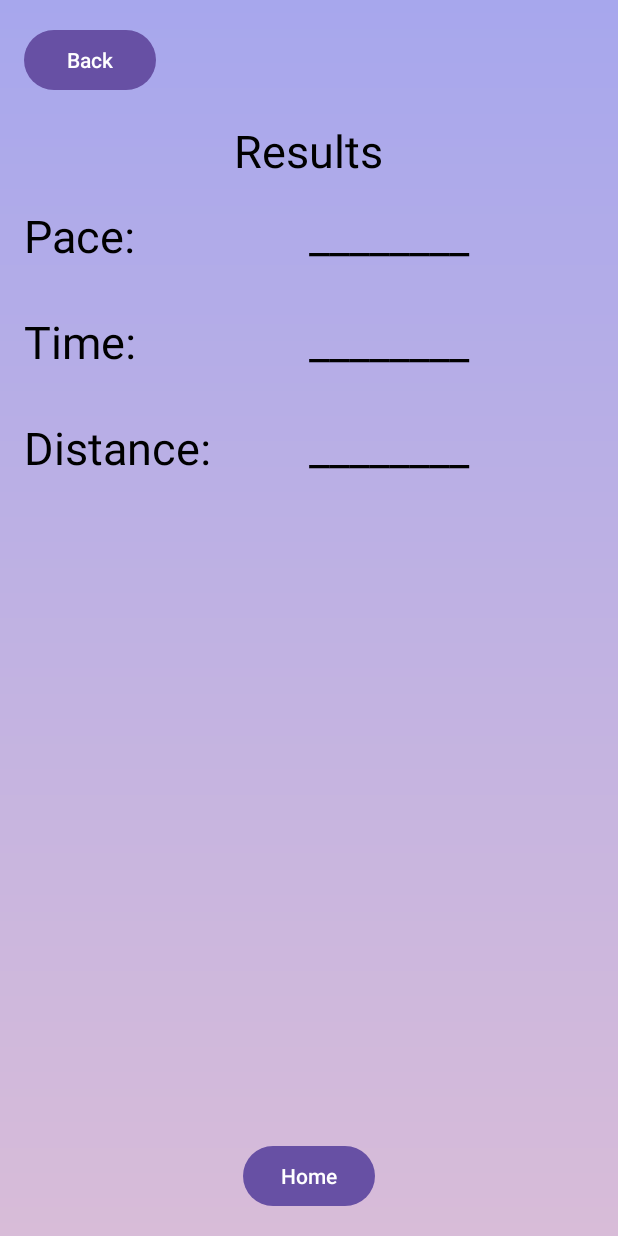
After one commit to ddavidd-lim/Helth, an Android app: the ResultsActivity screen opened directly, with no data from a screen before it, on a phone screen of 412 x 824 dp. The commit adds this screen. Run offline under Robolectric (Android 15) with nearby library versions, the phone set to English and light mode, and no system bars.

Commit message:
Added ResultsActivity

```diff
--- a/app/src/main/AndroidManifest.xml
+++ b/app/src/main/AndroidManifest.xml
@@ -12,6 +12,9 @@
         android:supportsRtl="true"
         android:theme="@style/Theme.Helth"
         tools:targetApi="31">
+        <activity
+            android:name=".ResultsActivity"
+            android:exported="false" />
         <activity
             android:name=".RecommendationActivity"
             android:exported="false" />
--- a/app/src/main/java/com/cs125/helth/RecommendationActivity.java
+++ b/app/src/main/java/com/cs125/helth/RecommendationActivity.java
@@ -27,7 +27,7 @@ public class RecommendationActivity extends AppCompatActivity {
     }
     public void calculate() {
         finish();
-        Intent NewPage = new Intent(RecommendationActivity.this, WelcomeActivity.class);
+        Intent NewPage = new Intent(RecommendationActivity.this, ResultsActivity.class);
         startActivity(NewPage);
     }
 }
--- /dev/null
+++ b/app/src/main/java/com/cs125/helth/ResultsActivity.java
@@ -0,0 +1,33 @@
+package com.cs125.helth;
+
+import androidx.appcompat.app.AppCompatActivity;
+
+import android.content.Intent;
+import android.os.Bundle;
+import android.widget.Button;
+
+public class ResultsActivity extends AppCompatActivity {
+
+    @Override
+    protected void onCreate(Bundle savedInstanceState) {
+        super.onCreate(savedInstanceState);
+        setContentView(R.layout.activity_results);
+
+        Button back = (Button) findViewById(R.id.back_button);
+        back.setOnClickListener(view -> back());
+
+        Button home = (Button) findViewById(R.id.home_button);
+        home.setOnClickListener(view -> home());
+    }
+
+    public void back() {
+        finish();
+        Intent NewPage = new Intent(ResultsActivity.this, RecommendationActivity.class);
+        startActivity(NewPage);
+    }
+    public void home() {
+        finish();
+        Intent NewPage = new Intent(ResultsActivity.this, WelcomeActivity.class);
+        startActivity(NewPage);
+    }
+}
--- /dev/null
+++ b/app/src/main/res/layout/activity_results.xml
@@ -0,0 +1,119 @@
+<?xml version="1.0" encoding="utf-8"?>
+<RelativeLayout xmlns:android="http://schemas.android.com/apk/res/android"
+    android:layout_width="match_parent"
+    android:layout_height="match_parent"
+    android:background="@drawable/gradient_background"
+    android:padding="16dp">
+
+    <Button
+        android:id="@+id/back_button"
+        android:layout_width="wrap_content"
+        android:layout_height="wrap_content"
+        android:text="Back"
+        android:layout_alignParentStart="true"
+        android:layout_marginBottom="16dp" />
+
+    <TextView
+        android:id="@+id/title"
+        android:layout_width="wrap_content"
+        android:layout_height="wrap_content"
+        android:text="Results"
+        android:textSize="30sp"
+        android:textColor="#000000"
+        android:layout_centerHorizontal="true"
+        android:layout_below="@id/back_button"
+        android:layout_marginBottom="16dp" />
+
+    <LinearLayout
+        android:layout_width="395dp"
+        android:layout_height="430dp"
+        android:layout_below="@id/title"
+        android:orientation="vertical">
+
+        <LinearLayout
+            android:layout_width="match_parent"
+            android:layout_height="wrap_content"
+            android:layout_marginBottom="30dp"
+            android:orientation="horizontal">
+
+            <TextView
+                android:id="@+id/pace_label"
+                android:layout_width="0dp"
+                android:layout_height="wrap_content"
+                android:layout_weight="1"
+                android:text="Pace:"
+                android:textColor="#000000"
+                android:textSize="30sp" />
+
+            <TextView
+                android:id="@+id/pace_value"
+                android:layout_width="0dp"
+                android:layout_height="wrap_content"
+                android:layout_weight="1"
+                android:text="________"
+                android:textColor="#000000"
+                android:textSize="30sp" />
+        </LinearLayout>
+
+        <!-- Repeat for "Time Goal" and "Distance Goal" -->
+        <LinearLayout
+            android:layout_width="match_parent"
+            android:layout_height="wrap_content"
+            android:layout_marginBottom="30dp"
+            android:orientation="horizontal">
+
+            <TextView
+                android:id="@+id/time_label"
+                android:layout_width="0dp"
+                android:layout_height="wrap_content"
+                android:layout_weight="1"
+                android:text="Time:"
+                android:textColor="#000000"
+                android:textSize="30sp" />
+
+            <TextView
+                android:id="@+id/time_value"
+                android:layout_width="0dp"
+                android:layout_height="wrap_content"
+                android:layout_weight="1"
+                android:text="________"
+                android:textColor="#000000"
+                android:textSize="30sp" />
+        </LinearLayout>
+
+        <LinearLayout
+            android:layout_width="match_parent"
+            android:layout_height="wrap_content"
+            android:layout_marginBottom="30dp"
+            android:orientation="horizontal">
+
+            <TextView
+                android:id="@+id/distance_label"
+                android:layout_width="0dp"
+                android:layout_height="wrap_content"
+                android:layout_weight="1"
+                android:text="Distance:"
+                android:textColor="#000000"
+                android:textSize="30sp" />
+
+            <TextView
+                android:id="@+id/distance_value"
+                android:layout_width="0dp"
+                android:layout_height="wrap_content"
+                android:layout_weight="1"
+                android:text="________"
+                android:textColor="#000000"
+                android:textSize="30sp" />
+        </LinearLayout>
+
+    </LinearLayout>
+
+    <Button
+        android:id="@+id/home_button"
+        android:layout_width="wrap_content"
+        android:layout_height="wrap_content"
+        android:text="Home"
+        android:layout_centerHorizontal="true"
+        android:layout_alignParentBottom="true" />
+
+</RelativeLayout>
```
